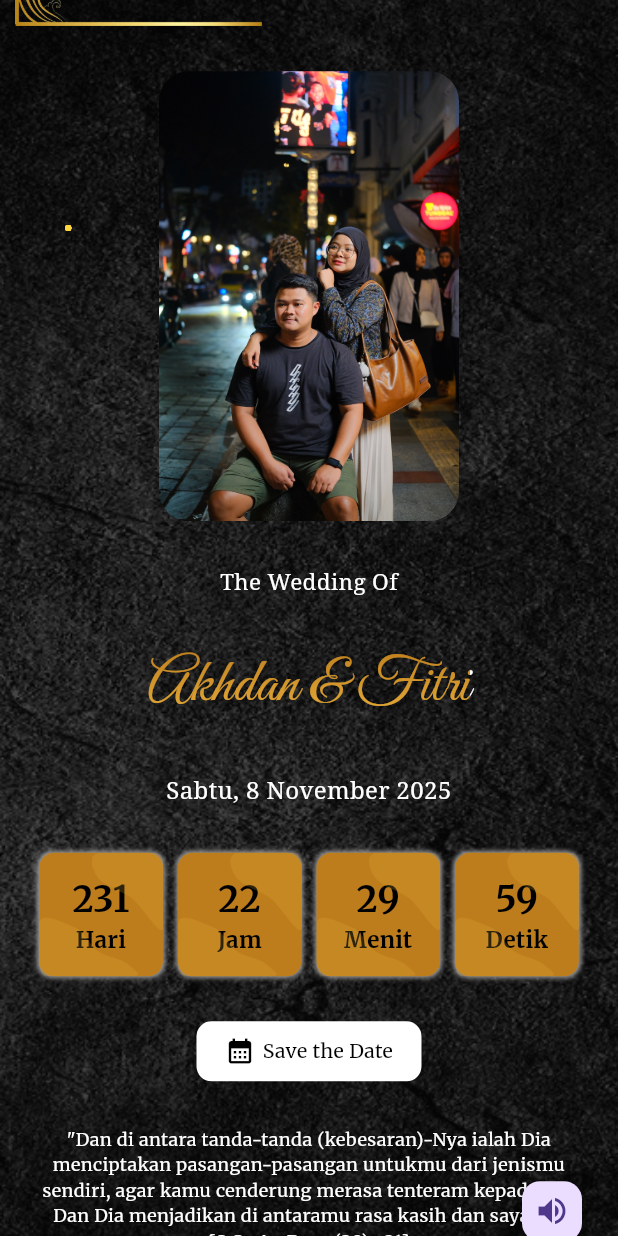
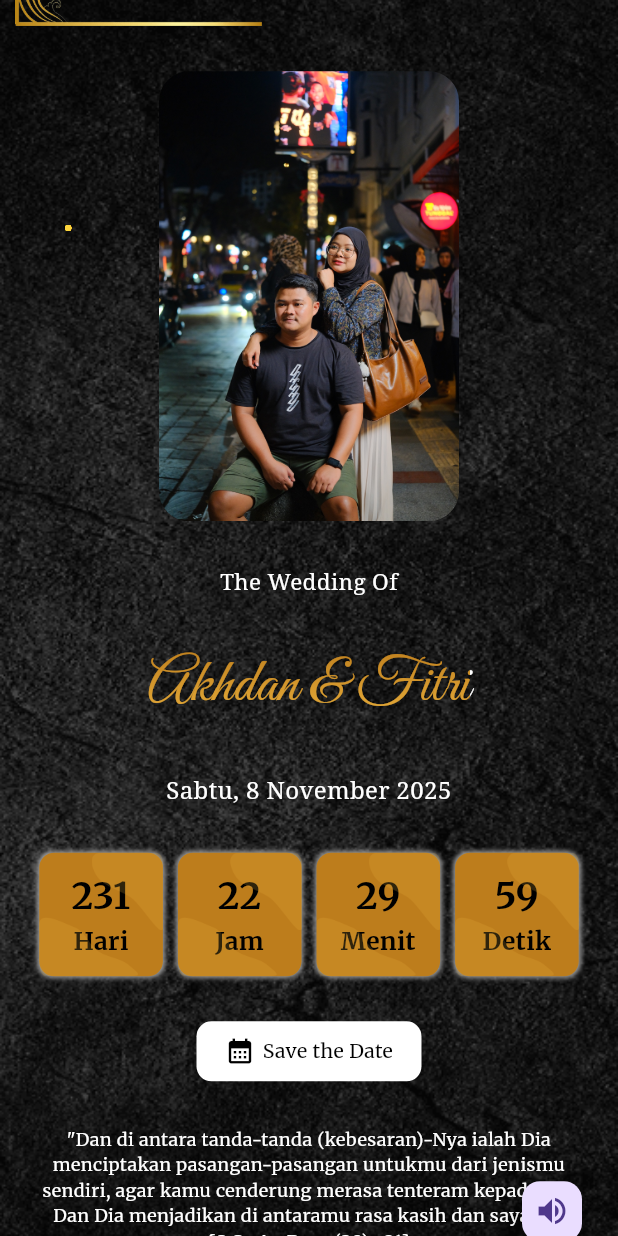
Before and after one commit to Akhdan1998/wedding_invitation, a Flutter app: the HomePage screen opened directly, scrolled down 576 dp, on a phone screen of 412 x 824 dp. Run offline on Flutter 3.47's test engine with Material 3 defaults, Android fonts, the phone set to English and light mode, and no system bars; drawn by our look-alikes of flutter_bounce; our stand-ins replace audioplayers, cloud_firestore, delightful_toast, firebase_auth, firebase_core, google_fonts and 2 more; missing offline and left inert: clipboard, universal_html; accounts and stored records are empty; network calls fail; statements that could not run were skipped.

Commit message:
Update TimeBox

```diff
--- a/lib/main.dart
+++ b/lib/main.dart
@@ -192,7 +192,7 @@ class _HomePageState extends State<HomePage> with TickerProviderStateMixin {
   final String accountNumberF = '5910115342';
   final String phoneNumber = '081290763984';
   final String phoneNumberWA = "6281290763984";
-  final String message = "Cuy, ada something on the way ke rumah lo. Kalau udah landed, hit me up ya! 🎁😉";
+  final String message = "Cuy, ada something on the way ke rumah lo. Kalau udah landed, hit me up ya!\n-[nama]";
   final String schedule = "Sabtu, 8 November 2025";
   final String alamat =
       'Jalan Curug Agung, Gang Mushola, Rt.02/10, Tanah Baru, Beji, Depok, Jawa Barat\n(Gerbang Warna Biru)';
@@ -851,7 +851,7 @@ class _HomePageState extends State<HomePage> with TickerProviderStateMixin {
               const SizedBox(height: 50),
               //_build
               _buildTextMerriweather(
-                'Created by Pendekar Gendut',
+                'Dibuat Oleh Pendekar Gendut',
                 fontSize: 8,
                 color: Colors.white,
               ),
@@ -1406,13 +1406,16 @@ class _HomePageState extends State<HomePage> with TickerProviderStateMixin {
   Widget _buildTimeBox(int value, String label) {
     double screenWidth = MediaQuery.of(context).size.width;
     double boxSize = screenWidth * 0.2;
+    double fontSizeValue = screenWidth * 0.06;
+    double fontSizeLabel = screenWidth * 0.04;
+    double imageScale = screenWidth / 400;
     return Stack(
       children: [
         Container(
           width: boxSize,
           height: boxSize,
           margin: const EdgeInsets.symmetric(horizontal: 5),
-          padding: const EdgeInsets.all(10),
+          padding: EdgeInsets.all(screenWidth * 0.025),
           decoration: BoxDecoration(
               color: 'BD7D1C'.toColor(),
               borderRadius: BorderRadius.circular(10),
@@ -1429,12 +1432,12 @@ class _HomePageState extends State<HomePage> with TickerProviderStateMixin {
             children: [
               _buildTextMerriweather(
                 '$value',
-                fontSize: 24,
+                fontSize: fontSizeValue,
                 fontWeight: FontWeight.bold,
               ),
               _buildTextMerriweather(
                 label,
-                fontSize: 15,
+                fontSize: fontSizeLabel,
                 fontWeight: FontWeight.bold,
               ),
             ],
```
Also changed, not shown: 1 other file.
